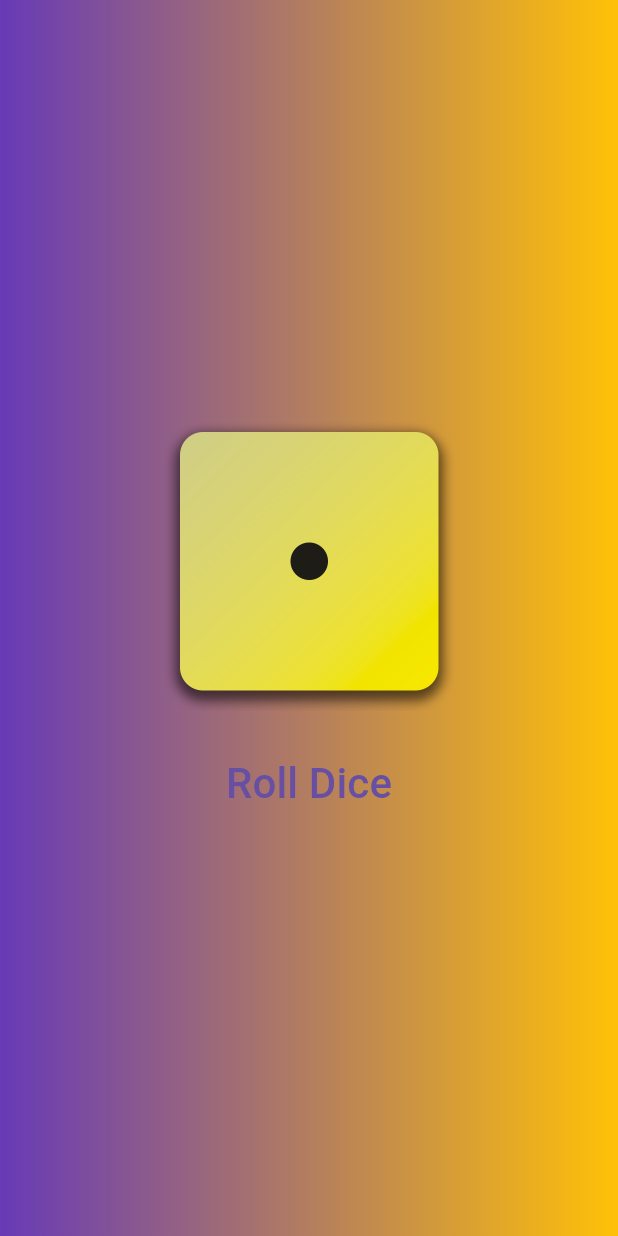
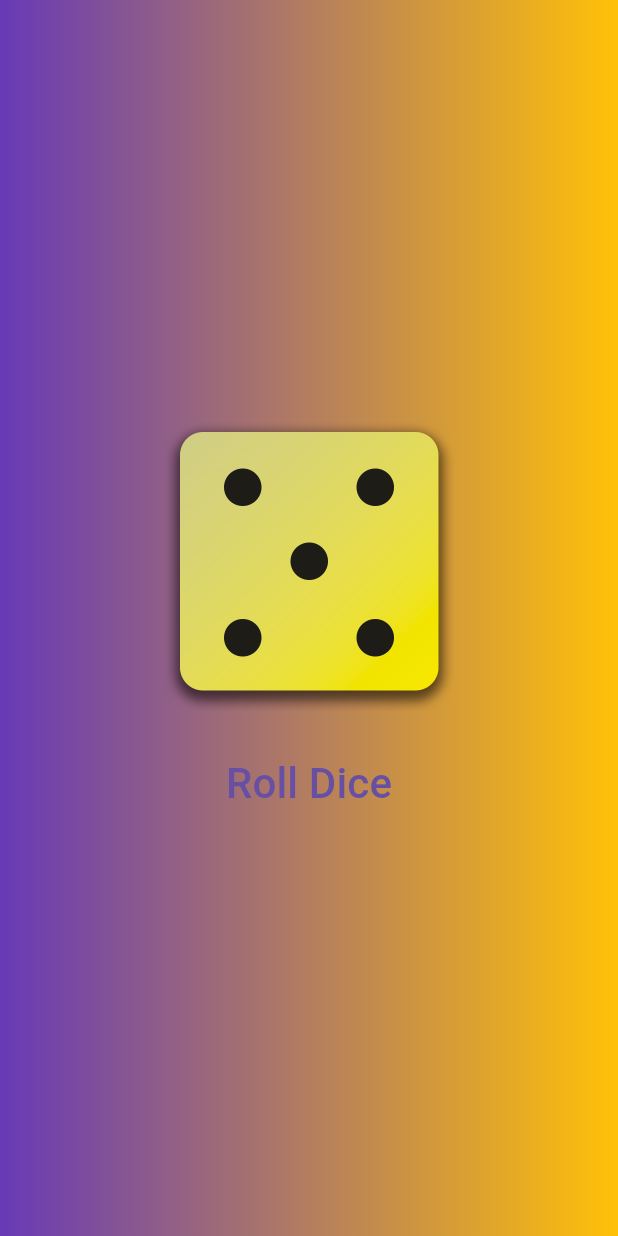
Before and after one commit to Finnnfin/CSIT284-LAWAS, a Flutter app: the screen it shows after launch, after a tap on "Roll Dice", on a phone screen of 412 x 824 dp. Run offline on Flutter 3.47's test engine with Material 3 defaults, Android fonts, the phone set to English and light mode, and no system bars.

Commit message:
implement roll dice

```diff
--- /dev/null
+++ b/lab_act_2/lab_act_2/lib/dice_roller.dart
@@ -0,0 +1,35 @@
+import 'package:flutter/material.dart';
+import'dart:math';
+class DiceRoller extends StatefulWidget {
+  const DiceRoller({super.key});
+
+  @override
+  State<DiceRoller> createState() {
+    return _DiceRollerState();
+  }
+}
+
+class _DiceRollerState extends State<DiceRoller> {
+  final randomizer = Random();
+  var currentDiceImage = 'assets/dice-images/dice-images/dice-1.png';
+ void rollDice() {
+  setState((){
+    var num = randomizer.nextInt(6) + 1;
+   currentDiceImage = 'assets/dice-images/dice-images/dice-$num.png';
+  });
+
+}
+  Widget build(context) {
+    return Column(
+      mainAxisSize: MainAxisSize.min,
+      children: [
+        Image.asset(width: 200, currentDiceImage),
+        SizedBox(height: 20),
+        TextButton(
+          onPressed: rollDice,
+          child: Text(style: TextStyle(fontSize: 28), "Roll Dice"),
+        ),
+      ],
+    );
+  }
+}
--- a/lab_act_2/lab_act_2/lib/main.dart
+++ b/lab_act_2/lab_act_2/lib/main.dart
@@ -1,4 +1,6 @@
 import 'package:flutter/material.dart';
+import 'package:lab_act_2/dice_roller.dart';
+
 
 void main() {
   runApp(
@@ -12,21 +14,7 @@
             ])
           ),
           child: Center(
-            child: Column(
-              mainAxisSize: MainAxisSize.min,
-              children: [
-                Image.asset(
-                  width:200,
-                  'assets/dice-images/dice-images/dice-1.png'),
-                  SizedBox(height: 20),
-                TextButton(
-                  onPressed: () {},
-                  child: Text(
-                    style: TextStyle(
-                      fontSize: 28
-                    ),
-                    "Roll Dice"))
-            ],)
+            child: DiceRoller()
             ),
         ),
       ),
```
